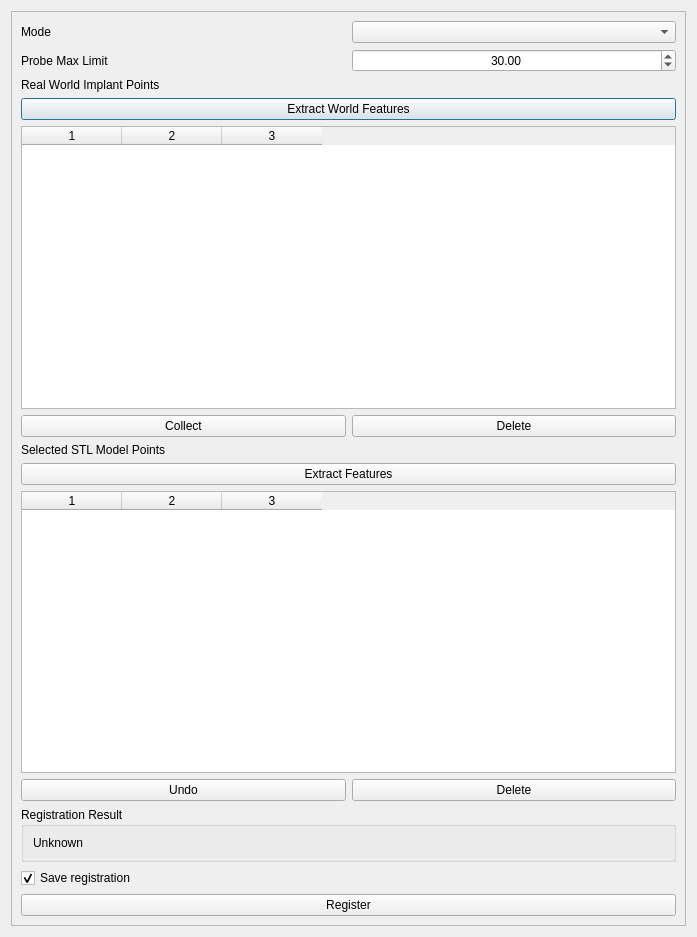
This is ui/registration.ui in liushuya7/cn5X as Qt 5 draws it before an edit. The edited form follows.
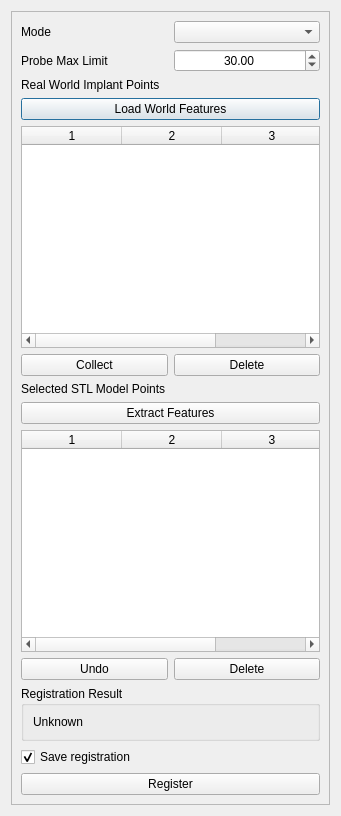
This is the edited form.

Commit message: finished verifying 3D reconstruction by projecting points onto image, working on RegistratinDialog, need to test registration with ICP later

What changed in the file:
```diff
--- a/ui/registration.ui
+++ b/ui/registration.ui
@@ -6,8 +6,8 @@
    <rect>
     <x>0</x>
     <y>0</y>
-    <width>697</width>
-    <height>937</height>
+    <width>341</width>
+    <height>816</height>
    </rect>
   </property>
   <property name="windowTitle">
@@ -71,7 +71,7 @@
        <item>
         <widget class="QPushButton" name="pushButton_extract_features_world">
          <property name="text">
-          <string>Extract World Features</string>
+          <string>Load World Features</string>
          </property>
         </widget>
        </item>
```
Left out of the diff: 2 changed lines with no effect on the pictures. The commit also changes 3 other files.
